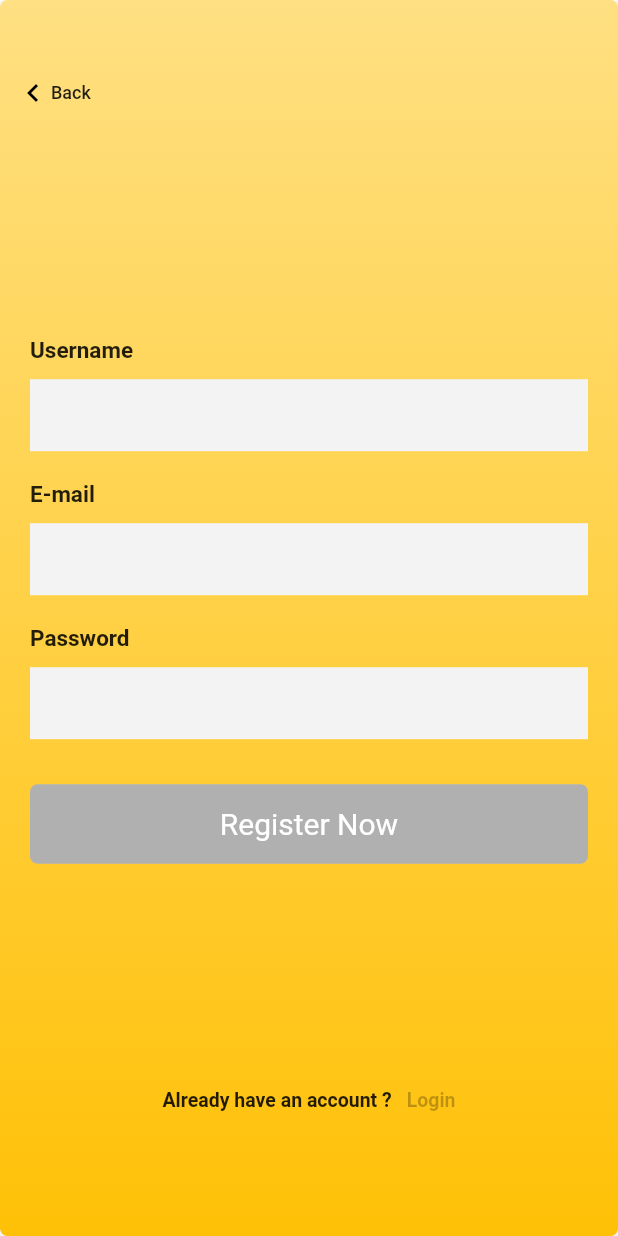
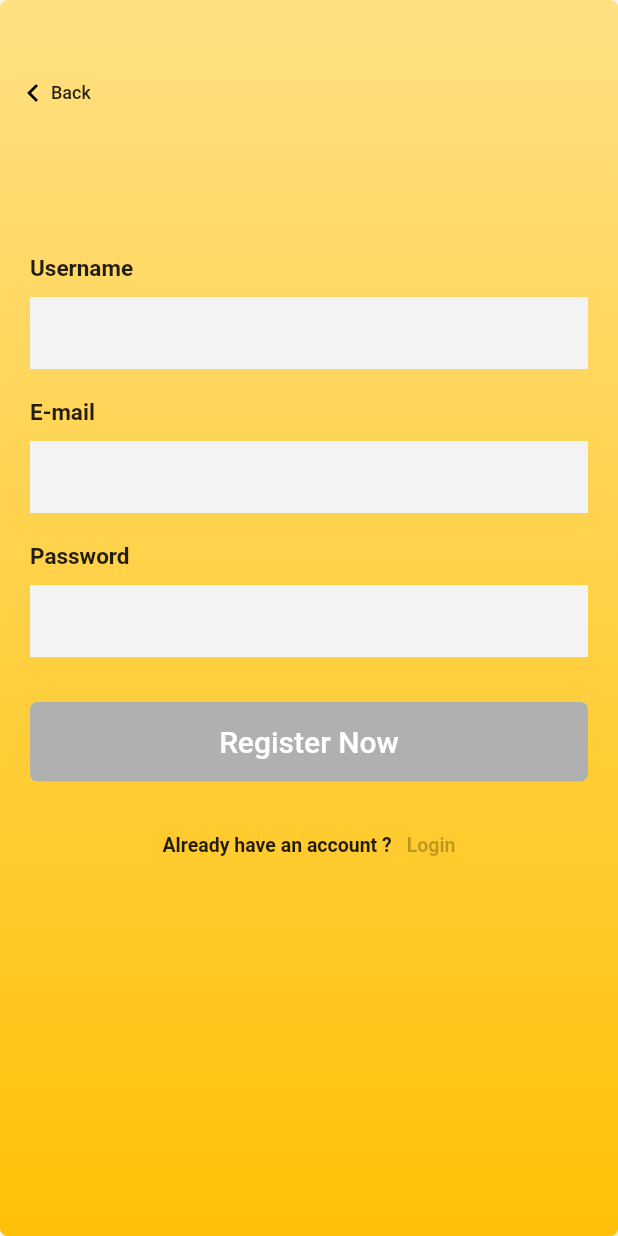
Before and after one commit to buma2/basicLoginFlutterDesign, a Flutter app: the screen it shows after launch, after a tap on "Register now", on a phone screen of 412 x 824 dp. Run offline on Flutter 3.47's test engine with Material 2 defaults, Android fonts, the phone set to English and light mode, and no system bars; our stand-ins replace google_fonts.

Commit message:
small refactoring

```diff
--- a/lib/loginPage.dart
+++ b/lib/loginPage.dart
@@ -16,24 +16,9 @@ class _LoginPageState extends State<LoginPage> {
       onTap: () {
         Navigator.pop(context);
       },
-      child: Container(
-        padding: EdgeInsets.symmetric(horizontal: 10),
-        child: Row(
-          children: <Widget>[
-            Container(
-              padding: EdgeInsets.only(left: 0, top: 10, bottom: 10),
-              child: Icon(Icons.keyboard_arrow_left, color: Colors.black),
-            ),
-            Text('Back',
-                style: TextStyle(fontSize: 12, fontWeight: FontWeight.w500))
-          ],
-        ),
-      ),
+      child: backArrow(),
     );
   }
-
-
-
 
   Widget _submitButton() {
     return Container(
@@ -50,7 +35,7 @@ class _LoginPageState extends State<LoginPage> {
        color: Colors.black26),
       child: Text(
         'Login',
-        style: TextStyle(fontSize: 20, color: Colors.white),
+        style: Theme.of(context).textTheme.bodyText1,
       ),
     );
   }
@@ -108,22 +93,18 @@ class _LoginPageState extends State<LoginPage> {
           child: Stack(
             children: <Widget>[
               Container(
-                padding: EdgeInsets.symmetric(horizontal: 20),
+                padding: EdgeInsets.symmetric(horizontal: 20,vertical:200),
                 child: SingleChildScrollView(
                   child: Column(
                     crossAxisAlignment: CrossAxisAlignment.center,
                     mainAxisAlignment: MainAxisAlignment.center,
                     children: <Widget>[
-                      SizedBox(height: height * .2),
-                      SizedBox(height: 50),
                       _emailPasswordWidget(),
-                      SizedBox(height: 20),
                       _submitButton(),
                       _createAccountLabel(),
                     ],
                   ),
                 ),
-
               ),
               Positioned(top: 40, left: 0, child: backButton()),
             ],
--- a/lib/main.dart
+++ b/lib/main.dart
@@ -8,9 +8,13 @@ void main() => runApp(MyApp());
 class MyApp extends StatelessWidget {
   @override
   Widget build(BuildContext context) {
-
     return MaterialApp(
       title: 'Login/Register Demo Design',
+      theme: ThemeData(
+        textTheme: TextTheme (
+          bodyText1: TextStyle(fontSize: 20, color: Colors.white),
+        )
+      ),
       debugShowCheckedModeBanner: false,
       home: WelcomePage(),
     );
--- a/lib/signup.dart
+++ b/lib/signup.dart
@@ -16,19 +16,7 @@ class _SignUpPageState extends State<SignUpPage> {
       onTap: () {
         Navigator.pop(context);
       },
-      child: Container(
-        padding: EdgeInsets.symmetric(horizontal: 10),
-        child: Row(
-          children: <Widget>[
-            Container(
-              padding: EdgeInsets.only(left: 0, top: 10, bottom: 10),
-              child: Icon(Icons.keyboard_arrow_left, color: Colors.black),
-            ),
-            Text('Back',
-                style: TextStyle(fontSize: 12, fontWeight: FontWeight.w500))
-          ],
-        ),
-      ),
+      child: backArrow(),
     );
   }
 
@@ -49,7 +37,7 @@ class _SignUpPageState extends State<SignUpPage> {
       color:Colors.black26),
       child: Text(
         'Register Now',
-        style: TextStyle(fontSize: 20, color: Colors.white),
+        style: Theme.of(context).textTheme.bodyText1,
       ),
     );
   }
@@ -88,12 +76,15 @@ class _SignUpPageState extends State<SignUpPage> {
   }
 
   Widget _emailPasswordWidget() {
-    return Column(
-      children: <Widget>[
-        entryField("Username"),
-        entryField("E-mail"),
-        entryField("Password", isPassword: true),
-      ],
+    return Padding(
+      padding: const EdgeInsets.only(bottom:20.0),
+      child: Column(
+        children: <Widget>[
+          entryField("Username"),
+          entryField("E-mail"),
+          entryField("Password", isPassword: true),
+        ],
+      ),
     );
   }
 
@@ -106,22 +97,14 @@ class _SignUpPageState extends State<SignUpPage> {
         child: Stack(
           children: <Widget>[
             Container(
-              padding: EdgeInsets.symmetric(horizontal: 20),
+              padding: EdgeInsets.symmetric(horizontal: 20,vertical:160),
               child: SingleChildScrollView(
                 child: Column(
                   crossAxisAlignment: CrossAxisAlignment.center,
                   mainAxisAlignment: MainAxisAlignment.center,
                   children: <Widget>[
-                    SizedBox(height: height * .2),
-                    SizedBox(
-                      height: 50,
-                    ),
                     _emailPasswordWidget(),
-                    SizedBox(
-                      height: 20,
-                    ),
                     _submitButton(),
-                    SizedBox(height: height * .14),
                     _loginAccountLabel(),
                   ],
                 ),
--- a/lib/welcomePage.dart
+++ b/lib/welcomePage.dart
@@ -10,7 +10,9 @@ class WelcomePage extends StatefulWidget {
 
 class _WelcomePageState extends State<WelcomePage> {
   Widget _loginButton() {
-    return InkWell(
+    return Padding(
+      padding: const EdgeInsets.all(10.0),
+      child: InkWell(
         onTap: () {
           Navigator.push(
               context, MaterialPageRoute(builder: (context) => LoginPage()));
@@ -28,11 +30,14 @@ class _WelcomePageState extends State<WelcomePage> {
             style: TextStyle(fontSize: 20, color: Colors.black54),
           ),
         ),
+      ),
     );
   }
 
   Widget _signUpButton() {
-    return InkWell(
+    return Padding(
+      padding: const EdgeInsets.all(10.0),
+      child: InkWell(
         onTap: () {
           Navigator.push(
               context, MaterialPageRoute(builder: (context) => SignUpPage()));
@@ -50,12 +55,15 @@ class _WelcomePageState extends State<WelcomePage> {
             style: TextStyle(fontSize: 20, color: Colors.white),
           ),
         ),
+      ),
     );
   }
 
 
   Widget _title() {
-    return RichText(
+    return Padding(
+      padding: const EdgeInsets.all(25.0),
+      child: RichText(
         textAlign: TextAlign.center,
         text: TextSpan(
             text: 'Welcome!',
@@ -63,6 +71,7 @@ class _WelcomePageState extends State<WelcomePage> {
               fontSize: 30,
               fontWeight: FontWeight.w700,
               color: Colors.white,
+            ),
         ),
       ),
     );
@@ -87,13 +96,7 @@ class _WelcomePageState extends State<WelcomePage> {
             mainAxisAlignment: MainAxisAlignment.center,
             children: <Widget>[
               _title(),
-              SizedBox(
-                height: 80,
-              ),
               _loginButton(),
-              SizedBox(
-                height: 20,
-              ),
               _signUpButton(),
             ],
           ),
--- a/lib/widgets/common_widgets.dart
+++ b/lib/widgets/common_widgets.dart
@@ -25,3 +25,19 @@ Widget entryField(String title, {bool isPassword = false}) {
     ),
   );
 }
+
+Widget backArrow() {
+  return Container(
+    padding: EdgeInsets.symmetric(horizontal: 10),
+    child: Row(
+      children: <Widget>[
+        Container(
+          padding: EdgeInsets.only(left: 0, top: 10, bottom: 10),
+          child: Icon(Icons.keyboard_arrow_left, color: Colors.black),
+        ),
+        Text('Back',
+            style: TextStyle(fontSize: 12, fontWeight: FontWeight.w500))
+      ],
+    ),
+  );
+}
```
Lines whose indentation alone changed are shown as unchanged.
